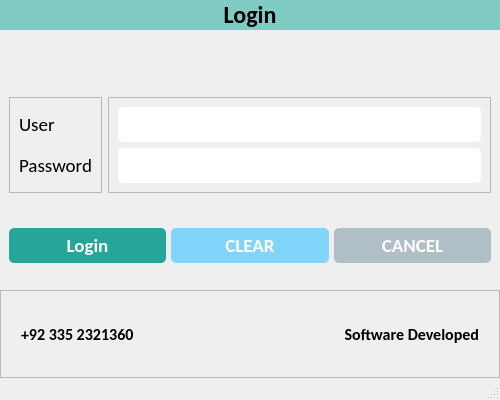
Qt form ui/login_page.ui (CodeWithEhtisham/School-Software) before a commit.
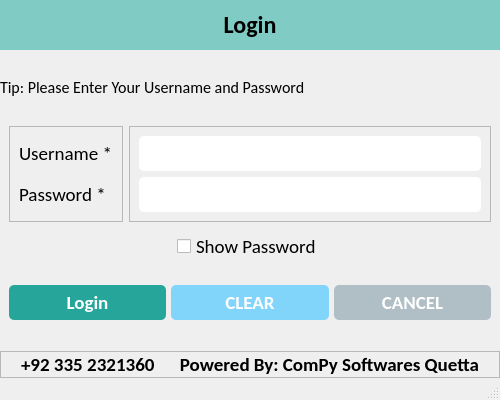
The same form after that commit. Icons and pictures are not drawn.

Diff of the .ui file:
```diff
--- a/ui/login_page.ui
+++ b/ui/login_page.ui
@@ -35,6 +35,7 @@
 
 #label {
 	background-color: #80cbc4;
+	padding: 10px;
 }
 
 #label_5 {
@@ -129,7 +130,20 @@
        <set>Qt::AlignCenter</set>
       </property>
       <property name="margin">
-       <number>10</number>
+       <number>0</number>
+      </property>
+     </widget>
+    </item>
+    <item>
+     <widget class="QLabel" name="label_4">
+      <property name="font">
+       <font>
+        <family>Calibri</family>
+        <pointsize>12</pointsize>
+       </font>
+      </property>
+      <property name="text">
+       <string>Tip: Please Enter Your Username and Password</string>
       </property>
      </widget>
     </item>
@@ -154,7 +168,7 @@
              </font>
             </property>
             <property name="text">
-             <string>User</string>
+             <string>Username *</string>
             </property>
            </widget>
           </item>
@@ -167,7 +181,7 @@
              </font>
             </property>
             <property name="text">
-             <string>Password</string>
+             <string>Password *</string>
             </property>
            </widget>
           </item>
@@ -233,7 +247,20 @@
       </layout>
      </widget>
     </item>
-    <item>
+    <item alignment="Qt::AlignHCenter">
+     <widget class="QCheckBox" name="show_password">
+      <property name="font">
+       <font>
+        <family>Calibri</family>
+        <pointsize>14</pointsize>
+       </font>
+      </property>
+      <property name="text">
+       <string>Show Password</string>
+      </property>
+     </widget>
+    </item>
+    <item alignment="Qt::AlignBottom">
      <widget class="QWidget" name="bottom_widget" native="true">
       <layout class="QHBoxLayout" name="horizontalLayout_2">
        <property name="spacing">
@@ -332,7 +359,7 @@
       </layout>
      </widget>
     </item>
-    <item>
+    <item alignment="Qt::AlignBottom">
      <widget class="QFrame" name="frame_3">
       <property name="frameShape">
        <enum>QFrame::StyledPanel</enum>
@@ -361,7 +388,7 @@
          <property name="font">
           <font>
            <family>Calibri</family>
-           <pointsize>12</pointsize>
+           <pointsize>14</pointsize>
            <weight>75</weight>
            <bold>true</bold>
           </font>
@@ -376,13 +403,13 @@
          <property name="font">
           <font>
            <family>Calibri</family>
-           <pointsize>12</pointsize>
+           <pointsize>14</pointsize>
            <weight>75</weight>
            <bold>true</bold>
           </font>
          </property>
          <property name="text">
-          <string>Software Developed</string>
+          <string>Powered By: ComPy Softwares Quetta</string>
          </property>
          <property name="alignment">
           <set>Qt::AlignRight|Qt::AlignTrailing|Qt::AlignVCenter</set>
```
